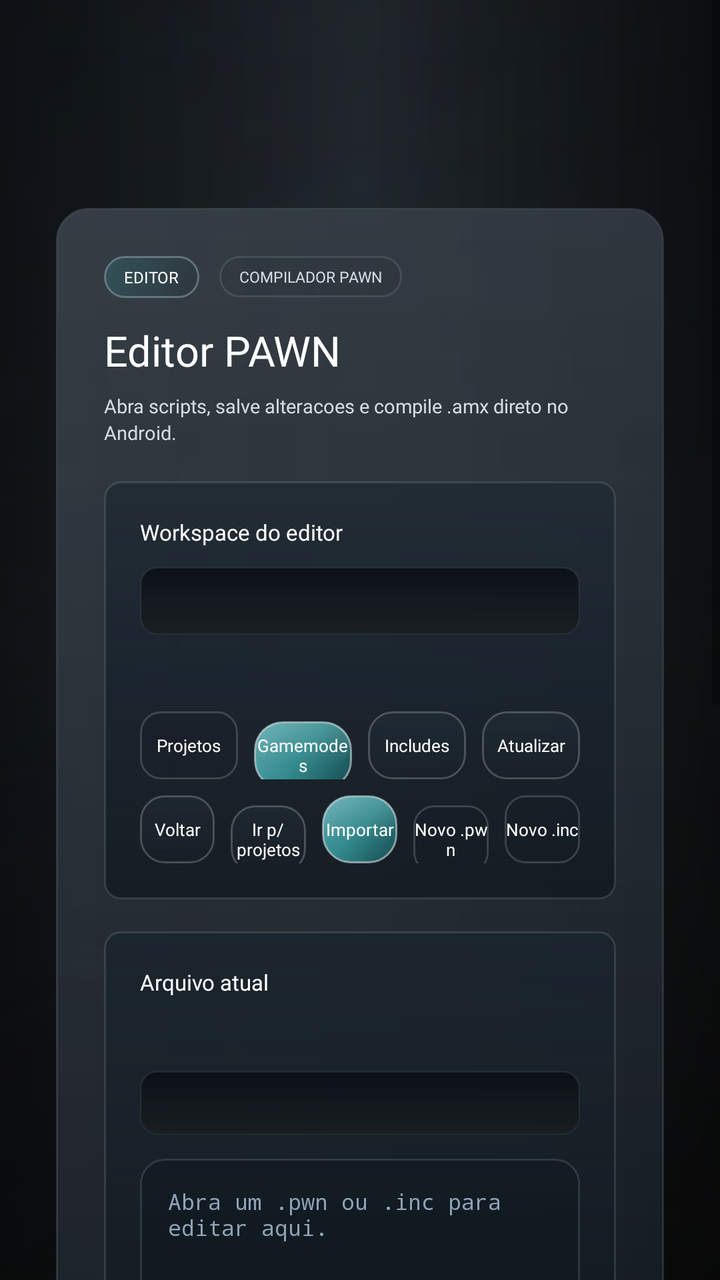
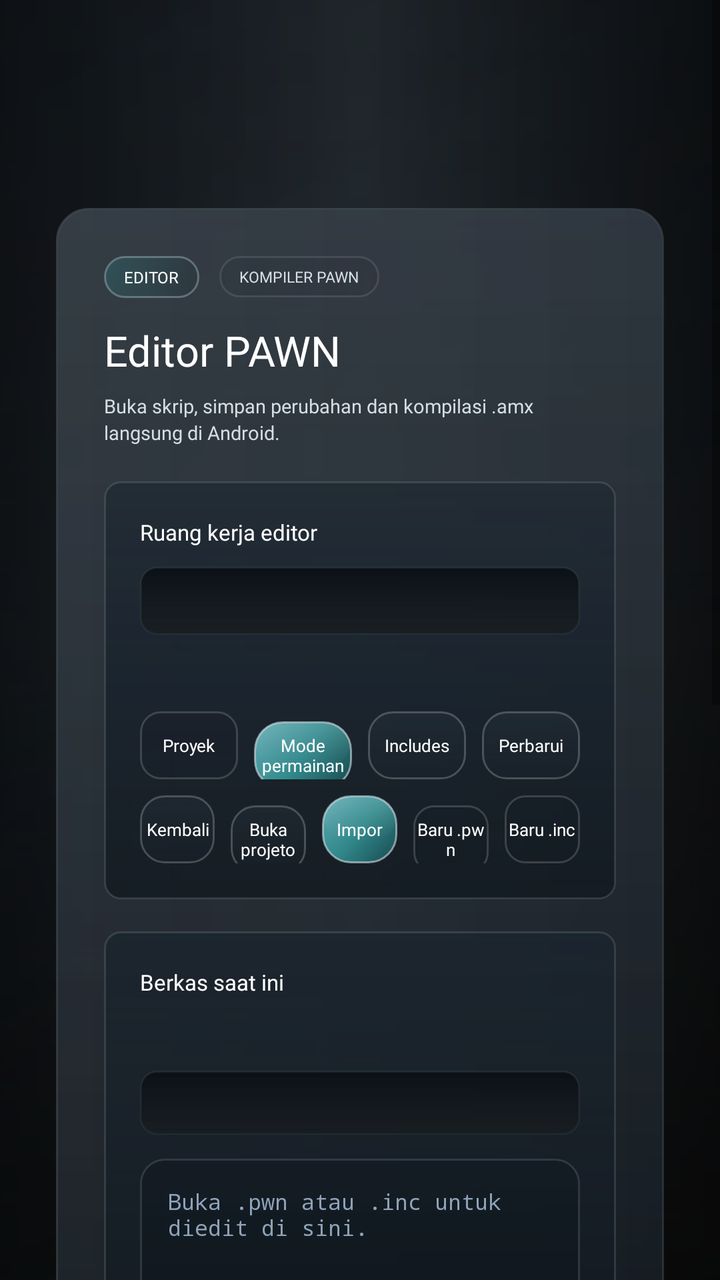

Before-and-after screenshots of an Android layout around one commit, followed by the original layout XML and the change that was made.
<!-- AndroidManifest.xml: application theme Theme.AppCompat.Light.NoActionBar.FullScreen -->
<!-- res/layout/fragment_editor.xml -->
<?xml version="1.0" encoding="utf-8"?>
<FrameLayout xmlns:android="http://schemas.android.com/apk/res/android"
    android:layout_width="match_parent"
    android:layout_height="match_parent">

    <View
        android:layout_width="match_parent"
        android:layout_height="match_parent"
        android:background="@drawable/home_overlay" />

    <ScrollView
        android:layout_width="match_parent"
        android:layout_height="match_parent"
        android:fillViewport="true">

        <LinearLayout
            android:layout_width="match_parent"
            android:layout_height="wrap_content"
            android:gravity="center_horizontal"
            android:orientation="vertical"
            android:paddingStart="28dp"
            android:paddingTop="104dp"
            android:paddingEnd="28dp"
            android:paddingBottom="20dp">

            <LinearLayout
                android:layout_width="match_parent"
                android:layout_height="wrap_content"
                android:background="@drawable/home_panel_surface"
                android:orientation="vertical"
                android:padding="24dp">

                <LinearLayout
                    android:layout_width="match_parent"
                    android:layout_height="wrap_content"
                    android:gravity="center_vertical"
                    android:orientation="horizontal">

                    <TextView
                        android:layout_width="wrap_content"
                        android:layout_height="wrap_content"
                        android:background="@drawable/home_news_badge"
                        android:fontFamily="@font/montserrat_bold"
                        android:paddingStart="10dp"
                        android:paddingTop="5dp"
                        android:paddingEnd="10dp"
                        android:paddingBottom="5dp"
                        android:text="Editor"
                        android:textAllCaps="true"
                        android:textColor="@android:color/white"
                        android:textSize="8sp" />

                    <TextView
                        android:layout_width="wrap_content"
                        android:layout_height="wrap_content"
                        android:layout_marginStart="10dp"
                        android:background="@drawable/launcher_badge_outline"
                        android:fontFamily="@font/montserrat_bold"
                        android:paddingStart="10dp"
                        android:paddingTop="5dp"
                        android:paddingEnd="10dp"
                        android:paddingBottom="5dp"
                        android:text="COMPILADOR PAWN"
                        android:textAllCaps="true"
                        android:textColor="@color/launcher_text_secondary"
                        android:textSize="7.5sp" />
                </LinearLayout>

                <TextView
                    android:layout_width="wrap_content"
                    android:layout_height="wrap_content"
                    android:layout_marginTop="12dp"
                    android:fontFamily="@font/montserrat_black"
                    android:text="Editor PAWN"
                    android:textColor="@android:color/white"
                    android:textSize="21sp" />

                <TextView
                    android:layout_width="wrap_content"
                    android:layout_height="wrap_content"
                    android:layout_marginTop="7dp"
                    android:maxWidth="760dp"
                    android:fontFamily="@font/montserrat_medium"
                    android:lineSpacingExtra="2dp"
                    android:text="Abra scripts, salve alteracoes e compile .amx direto no Android."
                    android:textColor="@color/launcher_text_secondary"
                    android:textSize="9.5sp" />

                <LinearLayout
                    android:layout_width="match_parent"
                    android:layout_height="wrap_content"
                    android:layout_marginTop="18dp"
                    android:background="@drawable/home_server_card_surface"
                    android:orientation="vertical"
                    android:padding="18dp">

                    <TextView
                        android:layout_width="wrap_content"
                        android:layout_height="wrap_content"
                        android:fontFamily="@font/montserrat_bold"
                        android:text="Workspace do editor"
                        android:textColor="@android:color/white"
                        android:textSize="11sp" />

                    <TextView
                        android:id="@+id/editor_compiler_summary"
                        android:layout_width="match_parent"
                        android:layout_height="wrap_content"
                        android:layout_marginTop="10dp"
                        android:background="@drawable/launcher_console_surface"
                        android:fontFamily="monospace"
                        android:paddingStart="12dp"
                        android:paddingTop="11dp"
                        android:paddingEnd="12dp"
                        android:paddingBottom="11dp"
                        android:textColor="#D8E2EC"
                        android:textSize="8.5sp" />

                    <TextView
                        android:id="@+id/editor_current_path"
                        android:layout_width="match_parent"
                        android:layout_height="wrap_content"
                        android:layout_marginTop="12dp"
                        android:fontFamily="@font/montserrat_medium"
                        android:textColor="@color/launcher_text_secondary"
                        android:textSize="9sp" />

                    <LinearLayout
                        android:layout_width="match_parent"
                        android:layout_height="wrap_content"
                        android:layout_marginTop="14dp"
                        android:orientation="horizontal">

                        <TextView
                            android:id="@+id/button_editor_projects"
                            android:layout_width="0dp"
                            android:layout_height="34dp"
                            android:layout_weight="1"
                            android:background="@drawable/home_action_text_button"
                            android:fontFamily="@font/montserrat_bold"
                            android:gravity="center"
                            android:text="Projetos"
                            android:textColor="@android:color/white"
                            android:textSize="8.5sp" />

                        <TextView
                            android:id="@+id/button_editor_gamemodes"
                            android:layout_width="0dp"
                            android:layout_height="34dp"
                            android:layout_marginStart="8dp"
                            android:layout_weight="1"
                            android:background="@drawable/home_server_select_button"
                            android:fontFamily="@font/montserrat_bold"
                            android:gravity="center"
                            android:text="Gamemodes"
                            android:textColor="@android:color/white"
                            android:textSize="8.5sp" />

                        <TextView
                            android:id="@+id/button_editor_includes"
                            android:layout_width="0dp"
                            android:layout_height="34dp"
                            android:layout_marginStart="8dp"
                            android:layout_weight="1"
                            android:background="@drawable/home_action_secondary"
                            android:fontFamily="@font/montserrat_bold"
                            android:gravity="center"
                            android:text="Includes"
                            android:textColor="@android:color/white"
                            android:textSize="8.5sp" />

                        <TextView
                            android:id="@+id/button_editor_refresh"
                            android:layout_width="0dp"
                            android:layout_height="34dp"
                            android:layout_marginStart="8dp"
                            android:layout_weight="1"
                            android:background="@drawable/home_action_secondary"
                            android:fontFamily="@font/montserrat_bold"
                            android:gravity="center"
                            android:text="Atualizar"
                            android:textColor="@android:color/white"
                            android:textSize="8.5sp" />
                    </LinearLayout>

                    <LinearLayout
                        android:layout_width="match_parent"
                        android:layout_height="wrap_content"
                        android:layout_marginTop="8dp"
                        android:orientation="horizontal">

                        <TextView
                            android:id="@+id/button_editor_back"
                            android:layout_width="0dp"
                            android:layout_height="34dp"
                            android:layout_weight="1"
                            android:background="@drawable/home_action_secondary"
                            android:fontFamily="@font/montserrat_bold"
                            android:gravity="center"
                            android:text="Voltar"
                            android:textColor="@android:color/white"
                            android:textSize="8.5sp" />

                        <TextView
                            android:id="@+id/button_editor_root"
                            android:layout_width="0dp"
                            android:layout_height="34dp"
                            android:layout_marginStart="8dp"
                            android:layout_weight="1"
                            android:background="@drawable/home_action_secondary"
                            android:fontFamily="@font/montserrat_bold"
                            android:gravity="center"
                            android:text="Ir p/ projetos"
                            android:textColor="@android:color/white"
                            android:textSize="8.5sp" />

                        <TextView
                            android:id="@+id/button_editor_import"
                            android:layout_width="0dp"
                            android:layout_height="34dp"
                            android:layout_marginStart="8dp"
                            android:layout_weight="1"
                            android:background="@drawable/home_server_select_button"
                            android:fontFamily="@font/montserrat_bold"
                            android:gravity="center"
                            android:text="Importar"
                            android:textColor="@android:color/white"
                            android:textSize="8.5sp" />

                        <TextView
                            android:id="@+id/button_editor_new_script"
                            android:layout_width="0dp"
                            android:layout_height="34dp"
                            android:layout_marginStart="8dp"
                            android:layout_weight="1"
                            android:background="@drawable/home_action_text_button"
                            android:fontFamily="@font/montserrat_bold"
                            android:gravity="center"
                            android:text="Novo .pwn"
                            android:textColor="@android:color/white"
                            android:textSize="8.5sp" />

                        <TextView
                            android:id="@+id/button_editor_new_include"
                            android:layout_width="0dp"
                            android:layout_height="34dp"
                            android:layout_marginStart="8dp"
                            android:layout_weight="1"
                            android:background="@drawable/home_action_text_button"
                            android:fontFamily="@font/montserrat_bold"
                            android:gravity="center"
                            android:text="Novo .inc"
                            android:textColor="@android:color/white"
                            android:textSize="8.5sp" />
                    </LinearLayout>
                </LinearLayout>

                <LinearLayout
                    android:layout_width="match_parent"
                    android:layout_height="wrap_content"
                    android:layout_marginTop="16dp"
                    android:background="@drawable/home_server_option_default"
                    android:orientation="vertical"
                    android:padding="18dp">

                    <TextView
                        android:layout_width="wrap_content"
                        android:layout_height="wrap_content"
                        android:fontFamily="@font/montserrat_bold"
                        android:text="Arquivo atual"
                        android:textColor="@android:color/white"
                        android:textSize="11sp" />

                    <TextView
                        android:id="@+id/editor_current_file_name"
                        android:layout_width="match_parent"
                        android:layout_height="wrap_content"
                        android:layout_marginTop="10dp"
                        android:fontFamily="@font/montserrat_bold"
                        android:textColor="@android:color/white"
                        android:textSize="14sp" />

                    <TextView
                        android:id="@+id/editor_current_file_path"
                        android:layout_width="match_parent"
                        android:layout_height="wrap_content"
                        android:layout_marginTop="8dp"
                        android:background="@drawable/launcher_console_surface"
                        android:fontFamily="monospace"
                        android:paddingStart="12dp"
                        android:paddingTop="10dp"
                        android:paddingEnd="12dp"
                        android:paddingBottom="10dp"
                        android:textColor="#D8E2EC"
                        android:textSize="8.5sp" />

                    <EditText
                        android:id="@+id/editor_input"
                        android:layout_width="match_parent"
                        android:layout_height="260dp"
                        android:layout_marginTop="12dp"
                        android:background="@drawable/launcher_field_surface_dark"
                        android:fontFamily="monospace"
                        android:gravity="top|start"
                        android:hint="Abra um .pwn ou .inc para editar aqui."
                        android:inputType="textMultiLine|textCapSentences|textNoSuggestions"
                        android:overScrollMode="ifContentScrolls"
                        android:padding="14dp"
                        android:scrollHorizontally="true"
                        android:textColor="@android:color/white"
                        android:textColorHint="#8EA3B8"
                        android:textSize="11sp" />

                    <LinearLayout
                        android:layout_width="match_parent"
                        android:layout_height="wrap_content"
                        android:layout_marginTop="12dp"
                        android:orientation="horizontal">

                        <TextView
                            android:id="@+id/button_editor_save"
                            android:layout_width="0dp"
                            android:layout_height="36dp"
                            android:layout_weight="1"
                            android:background="@drawable/home_action_text_button"
                            android:fontFamily="@font/montserrat_bold"
                            android:gravity="center"
                            android:text="Salvar"
                            android:textColor="@android:color/white"
                            android:textSize="8.8sp" />

                        <TextView
                            android:id="@+id/button_editor_compile"
                            android:layout_width="0dp"
                            android:layout_height="36dp"
                            android:layout_marginStart="8dp"
                            android:layout_weight="1"
                            android:background="@drawable/home_server_select_button"
                            android:fontFamily="@font/montserrat_bold"
                            android:gravity="center"
                            android:text="Compilar .pwn"
                            android:textColor="@android:color/white"
                            android:textSize="8.8sp" />
                    </LinearLayout>
                </LinearLayout>

                <LinearLayout
                    android:layout_width="match_parent"
                    android:layout_height="wrap_content"
                    android:layout_marginTop="16dp"
                    android:background="@drawable/home_server_card_surface"
                    android:orientation="vertical"
                    android:padding="18dp">

                    <TextView
                        android:layout_width="wrap_content"
                        android:layout_height="wrap_content"
                        android:fontFamily="@font/montserrat_bold"
                        android:text="Console do compilador"
                        android:textColor="@android:color/white"
                        android:textSize="11sp" />

                    <TextView
                        android:id="@+id/editor_compile_output"
                        android:layout_width="match_parent"
                        android:layout_height="wrap_content"
                        android:layout_marginTop="10dp"
                        android:background="@drawable/launcher_console_surface"
                        android:fontFamily="monospace"
                        android:minHeight="120dp"
                        android:paddingStart="12dp"
                        android:paddingTop="12dp"
                        android:paddingEnd="12dp"
                        android:paddingBottom="12dp"
                        android:text="O resultado da compilacao vai aparecer aqui."
                        android:textColor="#D8E2EC"
                        android:textSize="8.8sp" />
                </LinearLayout>

                <TextView
                    android:id="@+id/editor_empty_state"
                    android:layout_width="match_parent"
                    android:layout_height="wrap_content"
                    android:layout_marginTop="16dp"
                    android:background="@drawable/launcher_console_surface"
                    android:fontFamily="@font/montserrat_medium"
                    android:padding="16dp"
                    android:text="Esta pasta ainda nao tem scripts ou includes visiveis."
                    android:textColor="@color/launcher_text_secondary"
                    android:textSize="10sp"
                    android:visibility="gone" />

                <LinearLayout
                    android:id="@+id/editor_files_list_container"
                    android:layout_width="match_parent"
                    android:layout_height="wrap_content"
                    android:layout_marginTop="16dp"
                    android:orientation="vertical" />
            </LinearLayout>
        </LinearLayout>
    </ScrollView>

</FrameLayout>
<!-- resources referenced by this layout -->
<resources>
  <color name="launcher_text_secondary">#D4DEE4</color>
  <!-- drawable home_action_secondary (drawable) -->
  <?xml version="1.0" encoding="utf-8"?>
  <shape xmlns:android="http://schemas.android.com/apk/res/android"
      android:shape="rectangle">
      <gradient
          android:angle="270"
          android:startColor="#2E344450"
          android:endColor="#151A222A" />
      <corners android:radius="12dp" />
      <stroke
          android:width="1dp"
          android:color="#36FFFFFF" />
  </shape>
  <!-- drawable home_action_text_button (drawable) -->
  <?xml version="1.0" encoding="utf-8"?>
  <shape xmlns:android="http://schemas.android.com/apk/res/android"
      android:shape="rectangle">
      <solid android:color="#140F141A" />
      <corners android:radius="10dp" />
      <stroke
          android:width="1dp"
          android:color="#2AFFFFFF" />
  </shape>
  <!-- drawable home_news_badge (drawable) -->
  <?xml version="1.0" encoding="utf-8"?>
  <shape xmlns:android="http://schemas.android.com/apk/res/android"
      android:shape="rectangle">
      <gradient
          android:angle="315"
          android:startColor="#6C2D6F73"
          android:endColor="#33192325" />
      <corners android:radius="10dp" />
      <stroke
          android:width="1dp"
          android:color="#5DBBD4D5" />
  </shape>
  <!-- drawable home_server_card_surface (drawable) -->
  <?xml version="1.0" encoding="utf-8"?>
  <shape xmlns:android="http://schemas.android.com/apk/res/android"
      android:shape="rectangle">
      <gradient
          android:angle="270"
          android:startColor="@color/launcher_card_top"
          android:centerColor="#C816202A"
          android:endColor="@color/launcher_card_bottom" />
      <corners android:radius="8dp" />
      <stroke
          android:width="1dp"
          android:color="@color/launcher_border_soft" />
  </shape>
  <!-- drawable launcher_badge_outline (drawable) -->
  <?xml version="1.0" encoding="utf-8"?>
  <shape xmlns:android="http://schemas.android.com/apk/res/android"
      android:shape="rectangle">
      <gradient
          android:angle="0"
          android:startColor="#221D2931"
          android:endColor="#120D1218" />
      <corners android:radius="10dp" />
      <stroke
          android:width="1dp"
          android:color="@color/launcher_border_soft" />
  </shape>
  <!-- drawable launcher_field_surface_dark (drawable) -->
  <?xml version="1.0" encoding="utf-8"?>
  <shape xmlns:android="http://schemas.android.com/apk/res/android"
      android:shape="rectangle">
      <gradient
          android:angle="270"
          android:startColor="#C9121A22"
          android:endColor="#D2070B0F" />
      <corners android:radius="12dp" />
      <stroke
          android:width="1dp"
          android:color="@color/launcher_border_soft" />
  </shape>
  <style name="Theme.AppCompat.Light.NoActionBar.FullScreen" parent="@style/Theme.AppCompat.Light.NoActionBar">
          <item name="android:windowNoTitle">true</item>
          <item name="android:windowActionBar">false</item>
          <item name="android:windowFullscreen">true</item>
          <item name="android:windowContentOverlay">@null</item>
          <item name="android:windowLayoutInDisplayCutoutMode">shortEdges</item>
      </style>
  <color name="launcher_panel_top">#E71B242D</color>
  <color name="launcher_panel_bottom">#D00A0F14</color>
  <color name="launcher_border_soft">#42798A91</color>
  <color name="launcher_card_top">#DA202A33</color>
  <color name="launcher_card_bottom">#C010171E</color>
  <color name="launcher_accent_teal">#32898C</color>
  <color name="launcher_accent_teal_dark">#174A4F</color>
  <!-- unchanged entries left out for length: 5 -->
</resources>

<!-- the commit's change to res/layout/fragment_editor.xml (unified diff, before → after) -->
@@ -60,7 +60,7 @@
                         android:paddingTop="5dp"
                         android:paddingEnd="10dp"
                         android:paddingBottom="5dp"
-                        android:text="COMPILADOR PAWN"
+                        android:text="KOMPILER PAWN"
                         android:textAllCaps="true"
                         android:textColor="@color/launcher_text_secondary"
                         android:textSize="7.5sp" />
@@ -82,7 +82,7 @@
                     android:maxWidth="760dp"
                     android:fontFamily="@font/montserrat_medium"
                     android:lineSpacingExtra="2dp"
-                    android:text="Abra scripts, salve alteracoes e compile .amx direto no Android."
+                    android:text="Buka skrip, simpan perubahan dan kompilasi .amx langsung di Android."
                     android:textColor="@color/launcher_text_secondary"
                     android:textSize="9.5sp" />
 
@@ -98,7 +98,7 @@
                         android:layout_width="wrap_content"
                         android:layout_height="wrap_content"
                         android:fontFamily="@font/montserrat_bold"
-                        android:text="Workspace do editor"
+                        android:text="Ruang kerja editor"
                         android:textColor="@android:color/white"
                         android:textSize="11sp" />
 
@@ -139,7 +139,7 @@
                             android:background="@drawable/home_action_text_button"
                             android:fontFamily="@font/montserrat_bold"
                             android:gravity="center"
-                            android:text="Projetos"
+                            android:text="Proyek"
                             android:textColor="@android:color/white"
                             android:textSize="8.5sp" />
 
@@ -152,7 +152,7 @@
                             android:background="@drawable/home_server_select_button"
                             android:fontFamily="@font/montserrat_bold"
                             android:gravity="center"
-                            android:text="Gamemodes"
+                            android:text="Mode permainan"
                             android:textColor="@android:color/white"
                             android:textSize="8.5sp" />
 
@@ -178,7 +178,7 @@
                             android:background="@drawable/home_action_secondary"
                             android:fontFamily="@font/montserrat_bold"
                             android:gravity="center"
-                            android:text="Atualizar"
+                            android:text="Perbarui"
                             android:textColor="@android:color/white"
                             android:textSize="8.5sp" />
                     </LinearLayout>
@@ -197,7 +197,7 @@
                             android:background="@drawable/home_action_secondary"
                             android:fontFamily="@font/montserrat_bold"
                             android:gravity="center"
-                            android:text="Voltar"
+                            android:text="Kembali"
                             android:textColor="@android:color/white"
                             android:textSize="8.5sp" />
 
@@ -210,7 +210,7 @@
                             android:background="@drawable/home_action_secondary"
                             android:fontFamily="@font/montserrat_bold"
                             android:gravity="center"
-                            android:text="Ir p/ projetos"
+                            android:text="Buka projeto"
                             android:textColor="@android:color/white"
                             android:textSize="8.5sp" />
 
@@ -223,7 +223,7 @@
                             android:background="@drawable/home_server_select_button"
                             android:fontFamily="@font/montserrat_bold"
                             android:gravity="center"
-                            android:text="Importar"
+                            android:text="Impor"
                             android:textColor="@android:color/white"
                             android:textSize="8.5sp" />
 
@@ -236,7 +236,7 @@
                             android:background="@drawable/home_action_text_button"
                             android:fontFamily="@font/montserrat_bold"
                             android:gravity="center"
-                            android:text="Novo .pwn"
+                            android:text="Baru .pwn"
                             android:textColor="@android:color/white"
                             android:textSize="8.5sp" />
 
@@ -249,7 +249,7 @@
                             android:background="@drawable/home_action_text_button"
                             android:fontFamily="@font/montserrat_bold"
                             android:gravity="center"
-                            android:text="Novo .inc"
+                            android:text="Baru .inc"
                             android:textColor="@android:color/white"
                             android:textSize="8.5sp" />
                     </LinearLayout>
@@ -267,7 +267,7 @@
                         android:layout_width="wrap_content"
                         android:layout_height="wrap_content"
                         android:fontFamily="@font/montserrat_bold"
-                        android:text="Arquivo atual"
+                        android:text="Berkas saat ini"
                         android:textColor="@android:color/white"
                         android:textSize="11sp" />
 
@@ -302,7 +302,7 @@
                         android:background="@drawable/launcher_field_surface_dark"
                         android:fontFamily="monospace"
                         android:gravity="top|start"
-                        android:hint="Abra um .pwn ou .inc para editar aqui."
+                        android:hint="Buka .pwn atau .inc untuk diedit di sini."
                         android:inputType="textMultiLine|textCapSentences|textNoSuggestions"
                         android:overScrollMode="ifContentScrolls"
                         android:padding="14dp"
@@ -325,7 +325,7 @@
                             android:background="@drawable/home_action_text_button"
                             android:fontFamily="@font/montserrat_bold"
                             android:gravity="center"
-                            android:text="Salvar"
+                            android:text="Simpan"
                             android:textColor="@android:color/white"
                             android:textSize="8.8sp" />
 
@@ -338,7 +338,7 @@
                             android:background="@drawable/home_server_select_button"
                             android:fontFamily="@font/montserrat_bold"
                             android:gravity="center"
-                            android:text="Compilar .pwn"
+                            android:text="Kompilasi .pwn"
                             android:textColor="@android:color/white"
                             android:textSize="8.8sp" />
                     </LinearLayout>
@@ -356,7 +356,7 @@
                         android:layout_width="wrap_content"
                         android:layout_height="wrap_content"
                         android:fontFamily="@font/montserrat_bold"
-                        android:text="Console do compilador"
+                        android:text="Konsol kompiler"
                         android:textColor="@android:color/white"
                         android:textSize="11sp" />
 
@@ -372,7 +372,7 @@
                         android:paddingTop="12dp"
                         android:paddingEnd="12dp"
                         android:paddingBottom="12dp"
-                        android:text="O resultado da compilacao vai aparecer aqui."
+                        android:text="Hasil kompilasi akan muncul di sini."
                         android:textColor="#D8E2EC"
                         android:textSize="8.8sp" />
                 </LinearLayout>
@@ -385,7 +385,7 @@
                     android:background="@drawable/launcher_console_surface"
                     android:fontFamily="@font/montserrat_medium"
                     android:padding="16dp"
-                    android:text="Esta pasta ainda nao tem scripts ou includes visiveis."
+                    android:text="Folder ini belum memiliki skrip atau include yang terlihat."
                     android:textColor="@color/launcher_text_secondary"
                     android:textSize="10sp"
                     android:visibility="gone" />
